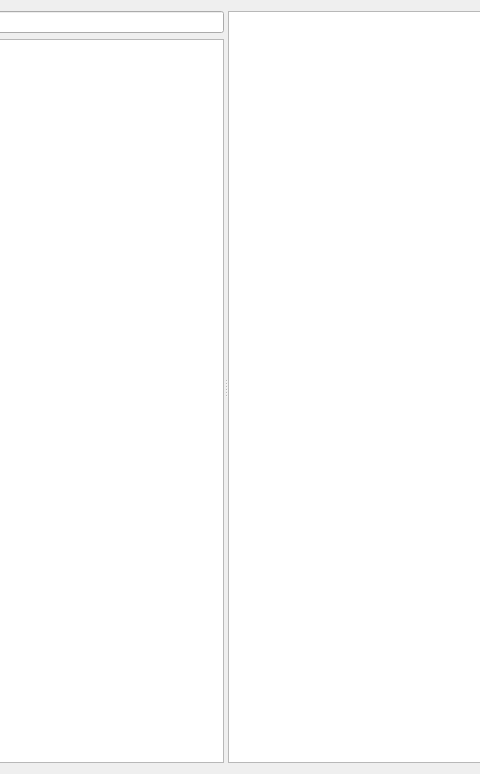
First picture: the form in pianocheetah/rc/dlgfl.ui, repository Stephen-Hazel/PianoCheetah, before the edit; both pictures show x 142 to 622 and y 0 to 774 of the 798 by 774 pixel window.
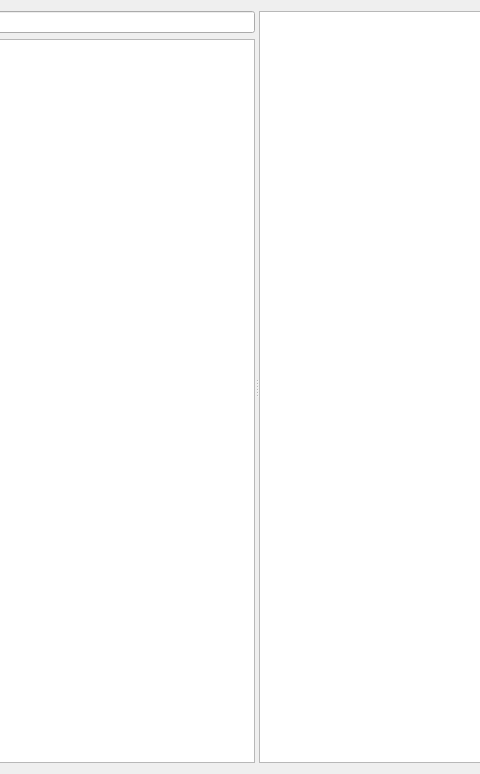
Second picture: the form after the edit.

What changed in the file:
```diff
--- a/pianocheetah/rc/dlgfl.ui
+++ b/pianocheetah/rc/dlgfl.ui
@@ -63,7 +63,7 @@
           <enum>Qt::ScrollBarAsNeeded</enum>
          </property>
          <property name="sizeAdjustPolicy">
-          <enum>QAbstractScrollArea::AdjustToContents</enum>
+          <enum>QAbstractScrollArea::SizeAdjustPolicy::AdjustIgnored</enum>
          </property>
         </widget>
        </item>
```
Left out of the diff: 6 changed lines with no effect on the pictures.
